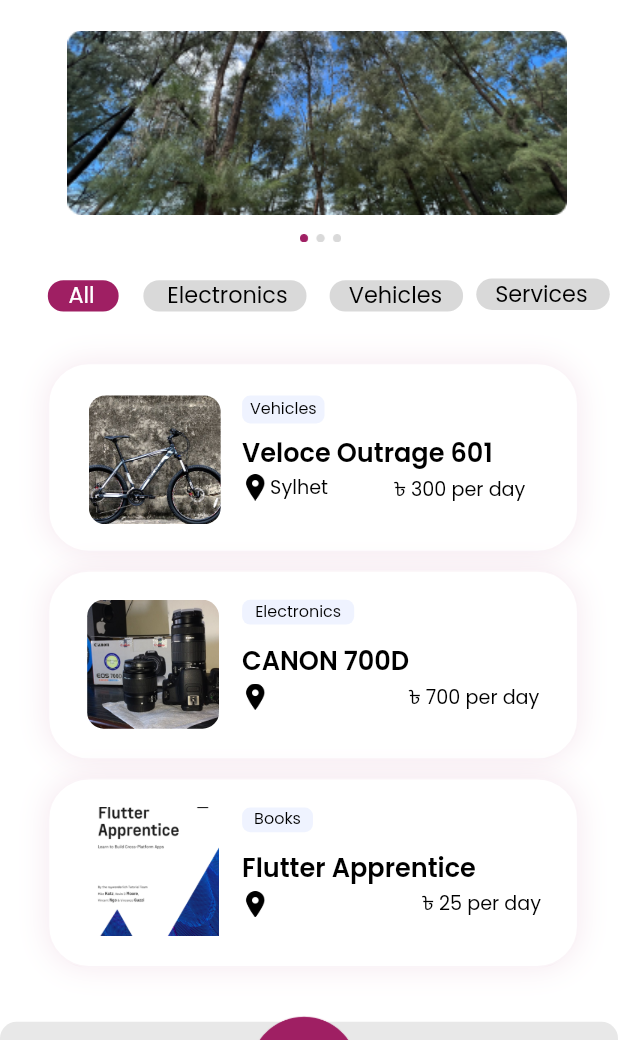
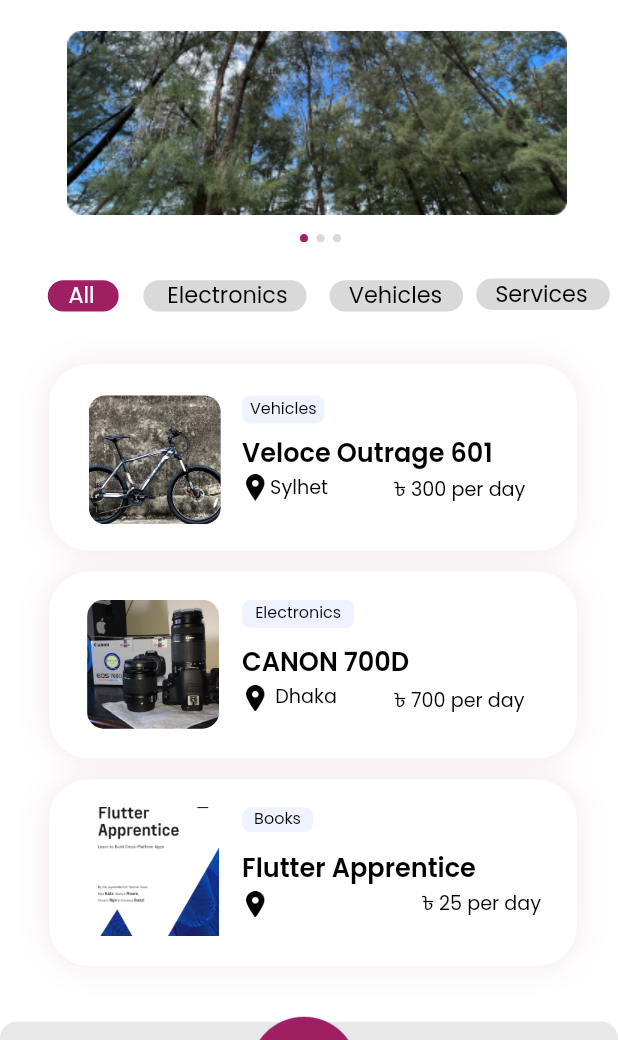
Before and after one commit to codermehraj/New-folder, a Flutter app: the HomeScreen widget shown alone on an empty page, opened directly, on a phone screen of 412 x 824 dp, the part 196-1236 px from its top. Run offline on Flutter 3.47's test engine with Material 2 defaults, Android fonts, the phone set to English and light mode, and no system bars; our stand-ins replace google_fonts.

Commit message:
fixed homescreen

```diff
--- a/lib/page-1/homescreen.dart
+++ b/lib/page-1/homescreen.dart
@@ -621,8 +621,8 @@ class HomeScreen extends StatelessWidget {
                             Container(
                               // autogroupmxyeiRy (7YzTahigcETVpxmwYzmXYe)
                               margin: EdgeInsets.fromLTRB(
-                                  0 * fem, 0 * fem, 0 * fem, 11 * fem),
-                              width: 182 * fem,
+                                  0 * fem, 0 * fem, 0 * fem, 7 * fem),
+                              width: 175 * fem,
                               child: Column(
                                 crossAxisAlignment: CrossAxisAlignment.center,
                                 children: [
@@ -636,9 +636,9 @@ class HomeScreen extends StatelessWidget {
                                         Container(
                                           // group5327Mjq (115:1653)
                                           margin: EdgeInsets.fromLTRB(0 * fem,
-                                              0 * fem, 0 * fem, 11 * fem),
+                                              0 * fem, 0 * fem, 10 * fem),
                                           width: 68 * fem,
-                                          height: 15 * fem,
+                                          height: 17 * fem,
                                           decoration: BoxDecoration(
                                             color: Color(0xffeff3ff),
                                             borderRadius:
@@ -681,18 +681,17 @@ class HomeScreen extends StatelessWidget {
                                         Container(
                                           // autogrouprb7qRt7 (7YzTq2e9RAGusyN4LarB7Q)
                                           margin: EdgeInsets.fromLTRB(0 * fem,
-                                              0 * fem, 47 * fem, 1 * fem),
-                                          width: 54 * fem,
-                                          height: 18 * fem,
+                                              0 * fem, 23 * fem, 1 * fem),
+                                          width: 69 * fem,
+                                          height: 19 * fem,
                                           child: Stack(
                                             children: [
                                               Positioned(
                                                 // dhakaKTh (115:1711)
-                                                left: 15 * fem,
+                                                left: 17 * fem,
                                                 top: 0 * fem,
-                                                child: Align(
                                                 child: SizedBox(
-                                                    width: 39 * fem,
+                                                  width: 69 * fem,
                                                   height: 18 * fem,
                                                   child: RichText(
                                                     text: TextSpan(
@@ -709,14 +708,11 @@ class HomeScreen extends StatelessWidget {
                                                       children: [
                                                         TextSpan(
                                                           text: ' ',
-                                                            style:
-                                                                SafeGoogleFont(
+                                                          style: SafeGoogleFont(
                                                             'Poppins',
-                                                              fontSize:
-                                                                  12 * ffem,
+                                                            fontSize: 12 * ffem,
                                                             fontWeight:
-                                                                  FontWeight
-                                                                      .w400,
+                                                                FontWeight.w400,
                                                             height: 1.5 *
                                                                 ffem /
                                                                 fem,
@@ -728,7 +724,6 @@ class HomeScreen extends StatelessWidget {
                                                           text: 'Dhaka',
                                                         ),
                                                       ],
-                                                      ),
                                                     ),
                                                   ),
                                                 ),
```
Lines whose indentation alone changed are shown as unchanged.
